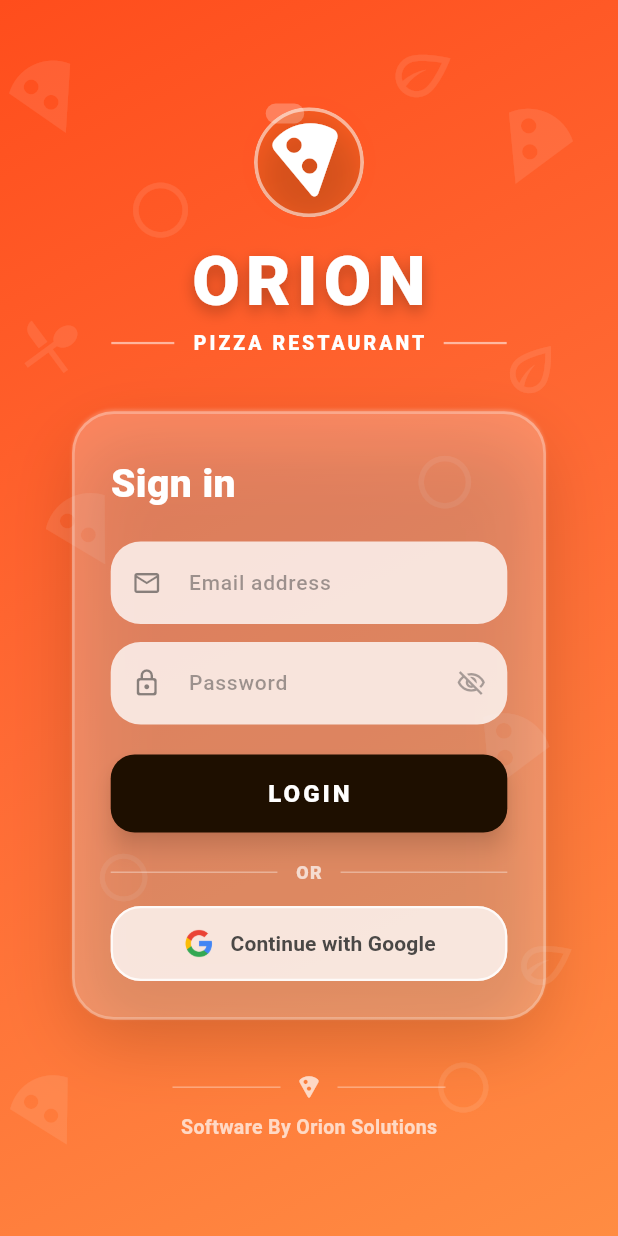
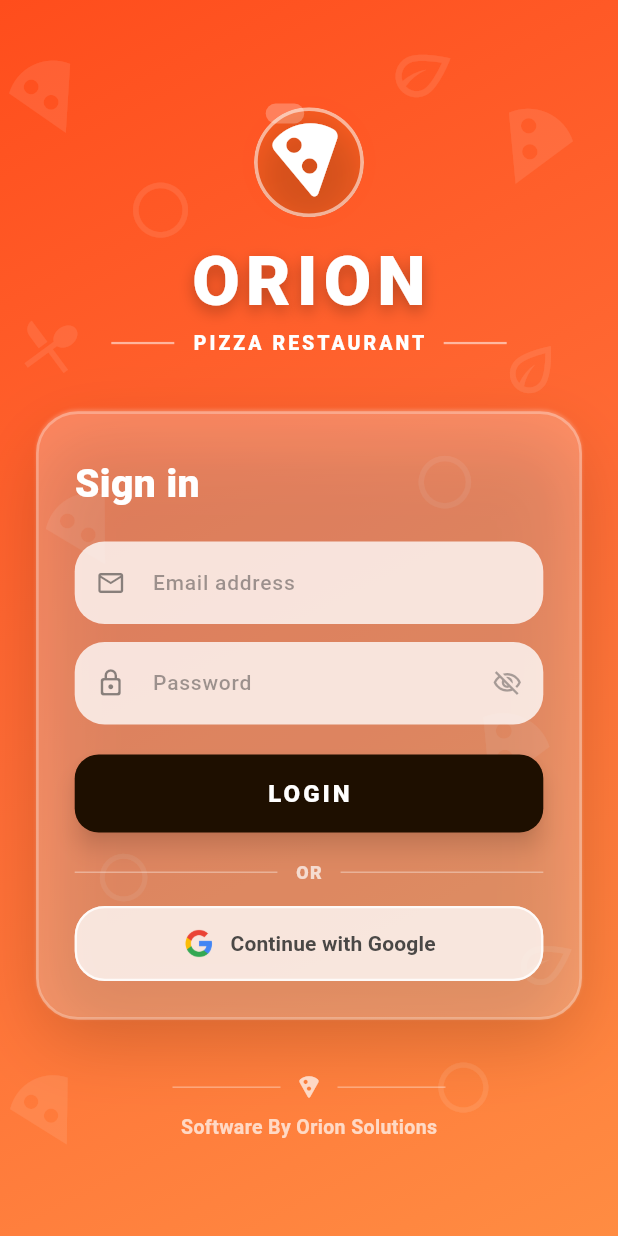
Before and after one commit to muzammil608/pos_system, a Flutter app: the screen it shows after launch, on a phone screen of 412 x 824 dp. Run offline on Flutter 3.47's test engine with Material 3 defaults, Android fonts, the phone set to English and light mode, and no system bars; our stand-ins replace cached_network_image, cloud_firestore, firebase_auth, firebase_core, fl_chart, google_sign_in and 3 more; accounts and stored records are empty; generated files the repository leaves out were written again.

Commit message:
`Fixed various issues in Orion app, including responsive layout, keyboard behavior`

```diff
--- a/lib/screens/auth/login_screen.dart
+++ b/lib/screens/auth/login_screen.dart
@@ -54,6 +54,10 @@
     horizontalPadding = screenWidth < _Breakpoint.xs ? 12.0 : 24.0;
     verticalPadding = screenHeight < 600 ? 20.0 : 40.0;
 
+    // Clamp cardMaxWidth to the screen width minus padding on both sides so
+    // the card never overflows on narrow mobile screens.
+    cardMaxWidth = cardMaxWidth.clamp(0, screenWidth - horizontalPadding * 2);
+
     if (screenWidth < _Breakpoint.xs || screenHeight < 600) {
       logoSize = 72.0;
       logoIconSize = 52.0;
@@ -83,7 +87,11 @@
         ? const EdgeInsets.fromLTRB(14, 22, 14, 20)
         : const EdgeInsets.fromLTRB(24, 28, 24, 24);
 
-    allowScroll = !kIsWeb || screenHeight < 600;
+    // FIX: Always allow scroll. On mobile web the keyboard shrinks the
+    // viewport and without scrolling the content gets clipped. The old
+    // `!kIsWeb` condition disabled scrolling on all web targets, which
+    // prevented the page from adjusting when the soft keyboard appeared.
+    allowScroll = true;
   }
 
   late double cardMaxWidth;
@@ -227,6 +235,12 @@
     final bool isEmptyError = _emailError == 'Please fill out required field!';
     return TextField(
       controller: _emailController,
+      // FIX: Explicitly set keyboard type and enable interactive selection
+      // so the virtual keyboard opens reliably on mobile web browsers.
+      keyboardType: TextInputType.emailAddress,
+      textInputAction: TextInputAction.next,
+      autocorrect: false,
+      enableSuggestions: false,
       style: const TextStyle(
         fontSize: 15,
         color: _LoginColors.charcoal,
@@ -250,6 +264,11 @@
     return TextField(
       controller: _passwordController,
       obscureText: _obscurePassword,
+      // FIX: Explicit keyboard type keeps the default keyboard on mobile web
+      // and ensures the field is focusable / tappable on all browsers.
+      keyboardType: TextInputType.visiblePassword,
+      textInputAction: TextInputAction.done,
+      onSubmitted: (_) => _isLoading ? null : _handleEmailLogin(),
       style: const TextStyle(
         fontSize: 15,
         color: _LoginColors.charcoal,
@@ -335,6 +354,9 @@
   @override
   Widget build(BuildContext context) {
     return Scaffold(
+      // FIX: Set to true so Flutter resizes the body when the keyboard
+      // appears. Combined with SingleChildScrollView this lets the user
+      // scroll to see the focused field without any content being hidden.
       resizeToAvoidBottomInset: true,
       backgroundColor: _LoginColors.espresso,
       body: LayoutBuilder(
@@ -344,19 +366,33 @@
             constraints.maxHeight,
           );
 
-          final Widget content = Container(
+          // FIX: Always wrap in SingleChildScrollView so the content can
+          // scroll up when the soft keyboard appears on mobile web.
+          // Use keyboardDismissBehavior so tapping outside a field hides
+          // the keyboard naturally on touch devices.
+          return SingleChildScrollView(
+            physics: const ClampingScrollPhysics(),
+            keyboardDismissBehavior: ScrollViewKeyboardDismissBehavior.onDrag,
+            child: ConstrainedBox(
+              // FIX: minHeight ensures the content fills the screen when the
+              // keyboard is hidden, while allowing it to grow taller when the
+              // keyboard is shown (unlike the old fixed-height Container).
               constraints: BoxConstraints(minHeight: constraints.maxHeight),
-            decoration: const BoxDecoration(gradient: _LoginColors.bgGradient),
+              child: IntrinsicHeight(
+                child: Container(
+                  decoration:
+                      const BoxDecoration(gradient: _LoginColors.bgGradient),
                   child: CustomPaint(
                     painter: _FoodPatternPainter(),
                     child: Center(
-                child: ConstrainedBox(
-                  constraints: BoxConstraints(maxWidth: layout.cardMaxWidth),
                       child: Padding(
                         padding: EdgeInsets.symmetric(
                           horizontal: layout.horizontalPadding,
                           vertical: layout.verticalPadding,
                         ),
+                        child: ConstrainedBox(
+                          constraints:
+                              BoxConstraints(maxWidth: layout.cardMaxWidth),
                           child: Column(
                             mainAxisAlignment: MainAxisAlignment.center,
                             children: [
@@ -394,15 +430,10 @@
                       ),
                     ),
                   ),
+                ),
+              ),
+            ),
           );
-
-          if (layout.allowScroll) {
-            return SingleChildScrollView(
-              physics: const ClampingScrollPhysics(),
-              child: content,
-            );
-          }
-          return SizedBox.expand(child: content);
         },
       ),
     );
```
Also changed, not shown: lib/screens/reports/admin_dashboard_screen.dart (+5 -51 lines), 3 other files. Lines whose indentation alone changed are shown as unchanged.
